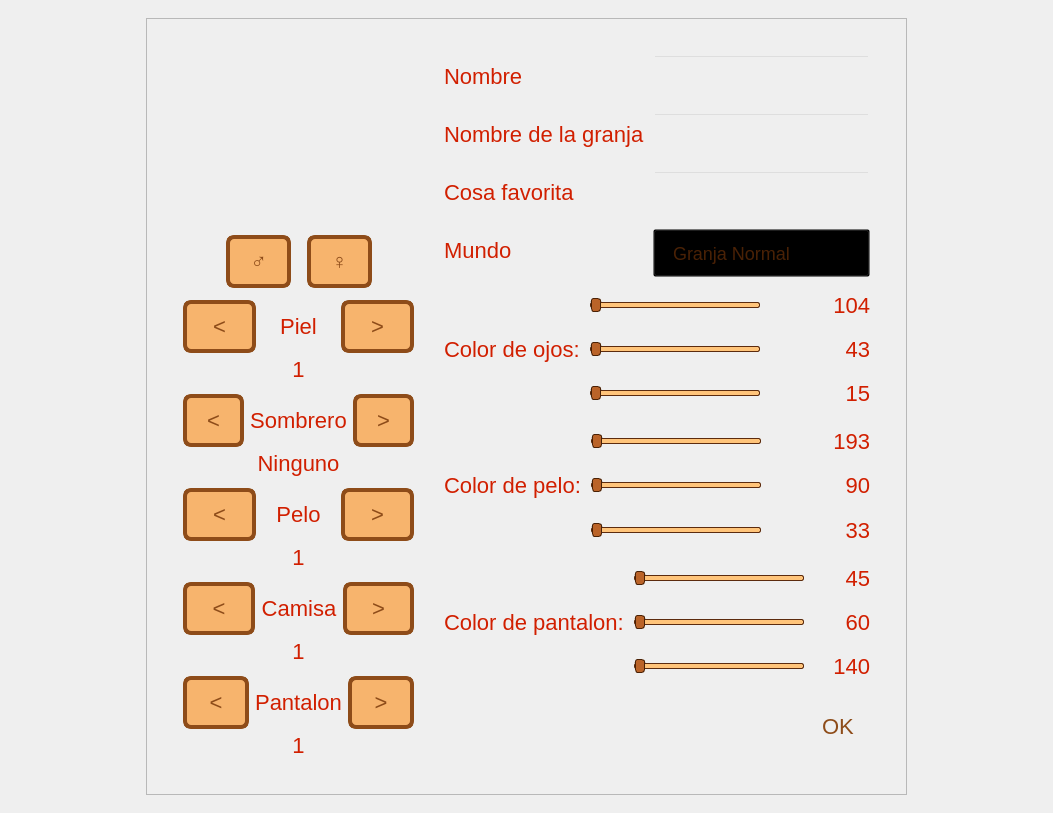
Old version of the form client/ui/pantallaprincipal.ui in the repository notconra/Stardew_Valley-Taller_de_Programacion-Veiga-Grupo_17.
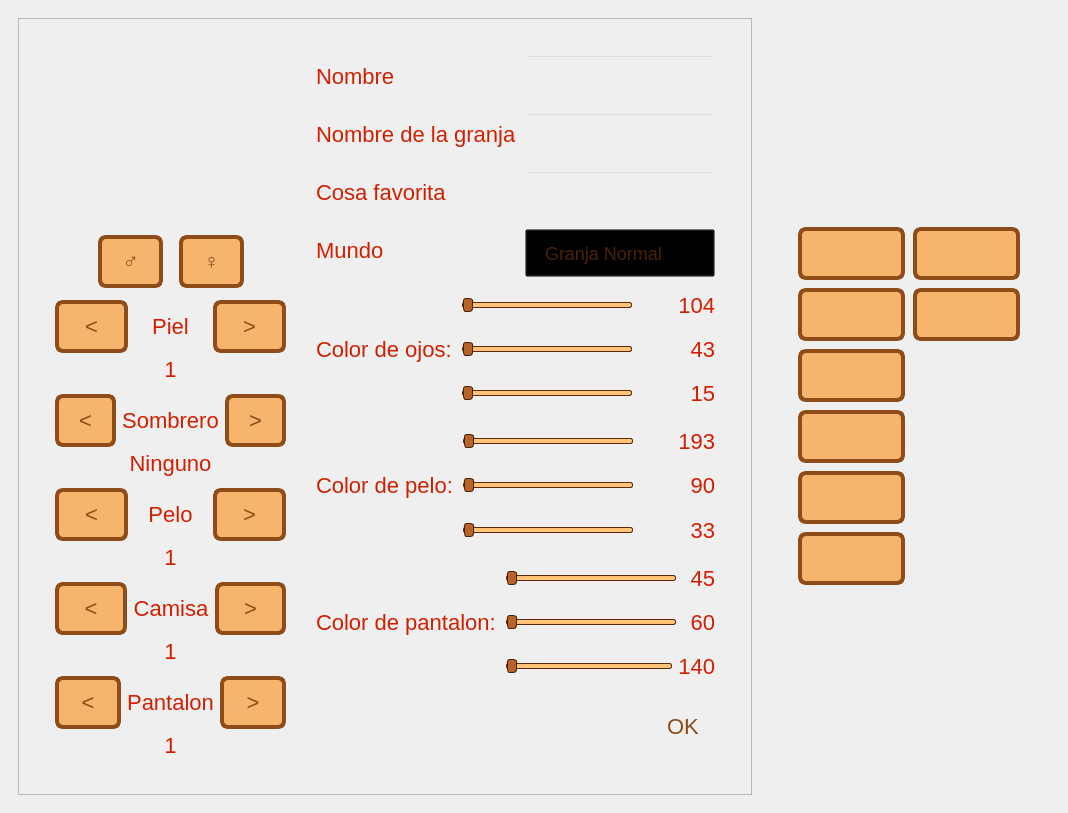
New version of the form. The open tabs and pages were chosen to show the change. Icons and pictures are not drawn.

Commit message: feat(ui): agregar selector lateral de tipo de granja con tarjetas ilustradas

Diff of the .ui file:
```diff
--- a/client/ui/pantallaprincipal.ui
+++ b/client/ui/pantallaprincipal.ui
@@ -238,6 +238,45 @@
     border-radius: 4px;
 }
 
+/* Botones de selección de tipo de granja */
+QFrame#contenedor_lateral_granjas {
+    border-image: url("Assets/LooseSprites/menu_box.png") 12 12 12 12 repeat;
+    border-width: 12px;
+    padding: 8px;
+    background-color: transparent;
+}
+
+QPushButton[class="btn_granja"] {
+    background-color: transparent;
+    border: 3px solid transparent;
+    border-radius: 4px;
+    min-width: 48px;
+    max-width: 48px;
+    min-height: 44px;
+    max-height: 44px;
+    padding: 0px;
+}
+
+QPushButton[class="btn_granja"]:hover {
+    border: 3px solid #e09642;
+    border-radius: 4px;
+}
+
+QPushButton[class="btn_granja"]:checked {
+    border: 3px solid #d22a2a;
+    border-radius: 4px;
+}
+
+QToolTip {
+    background-color: #ffeed3;
+    color: #4c2207;
+    border: 2px solid #8e4c19;
+    border-radius: 4px;
+    padding: 6px;
+    font-size: 14px;
+}
+
+
 QPushButton#btn_randomizar {
     background-color: transparent;
     border: none;
@@ -518,6 +557,11 @@
          </spacer>
         </item>
         <item row="1" column="1" alignment="Qt::AlignCenter">
+         <layout class="QHBoxLayout" name="layout_horizontal_creacion">
+          <property name="spacing">
+           <number>16</number>
+          </property>
+          <item>
          <widget class="QFrame" name="marco_madera">
           <property name="frameShape">
            <enum>QFrame::Shape::StyledPanel</enum>
@@ -1428,6 +1472,118 @@
             </item>
           </layout>
          </widget>
+          </item>
+          <item alignment="Qt::AlignVCenter">
+           <widget class="QFrame" name="contenedor_lateral_granjas">
+            <property name="frameShape">
+             <enum>QFrame::Shape::StyledPanel</enum>
+            </property>
+            <property name="frameShadow">
+             <enum>QFrame::Shadow::Raised</enum>
+            </property>
+            <layout class="QGridLayout" name="layout_granjas_grid">
+             <property name="spacing">
+              <number>8</number>
+             </property>
+             <property name="leftMargin">
+              <number>10</number>
+             </property>
+             <property name="topMargin">
+              <number>10</number>
+             </property>
+             <property name="rightMargin">
+              <number>10</number>
+             </property>
+             <property name="bottomMargin">
+              <number>10</number>
+             </property>
+             <item row="0" column="0">
+              <widget class="QPushButton" name="btn_granja_0">
+               <property name="checkable">
+                <bool>true</bool>
+               </property>
+               <property name="checked">
+                <bool>true</bool>
+               </property>
+               <property name="class" stdset="0">
+                <string>btn_granja</string>
+               </property>
+              </widget>
+             </item>
+             <item row="0" column="1">
+              <widget class="QPushButton" name="btn_granja_6">
+               <property name="checkable">
+                <bool>true</bool>
+               </property>
+               <property name="class" stdset="0">
+                <string>btn_granja</string>
+               </property>
+              </widget>
+             </item>
+             <item row="1" column="0">
+              <widget class="QPushButton" name="btn_granja_1">
+               <property name="checkable">
+                <bool>true</bool>
+               </property>
+               <property name="class" stdset="0">
+                <string>btn_granja</string>
+               </property>
+              </widget>
+             </item>
+             <item row="1" column="1">
+              <widget class="QPushButton" name="btn_granja_7">
+               <property name="checkable">
+                <bool>true</bool>
+               </property>
+               <property name="class" stdset="0">
+                <string>btn_granja</string>
+               </property>
+              </widget>
+             </item>
+             <item row="2" column="0">
+              <widget class="QPushButton" name="btn_granja_2">
+               <property name="checkable">
+                <bool>true</bool>
+               </property>
+               <property name="class" stdset="0">
+                <string>btn_granja</string>
+               </property>
+              </widget>
+             </item>
+             <item row="3" column="0">
+              <widget class="QPushButton" name="btn_granja_3">
+               <property name="checkable">
+                <bool>true</bool>
+               </property>
+               <property name="class" stdset="0">
+                <string>btn_granja</string>
+               </property>
+              </widget>
+             </item>
+             <item row="4" column="0">
+              <widget class="QPushButton" name="btn_granja_4">
+               <property name="checkable">
+                <bool>true</bool>
+               </property>
+               <property name="class" stdset="0">
+                <string>btn_granja</string>
+               </property>
+              </widget>
+             </item>
+             <item row="5" column="0">
+              <widget class="QPushButton" name="btn_granja_5">
+               <property name="checkable">
+                <bool>true</bool>
+               </property>
+               <property name="class" stdset="0">
+                <string>btn_granja</string>
+               </property>
+              </widget>
+             </item>
+            </layout>
+           </widget>
+          </item>
+         </layout>
         </item>
         <item row="1" column="2">
          <spacer name="horizontalSpacer_right">
```
The commit also changes 4 other files.
